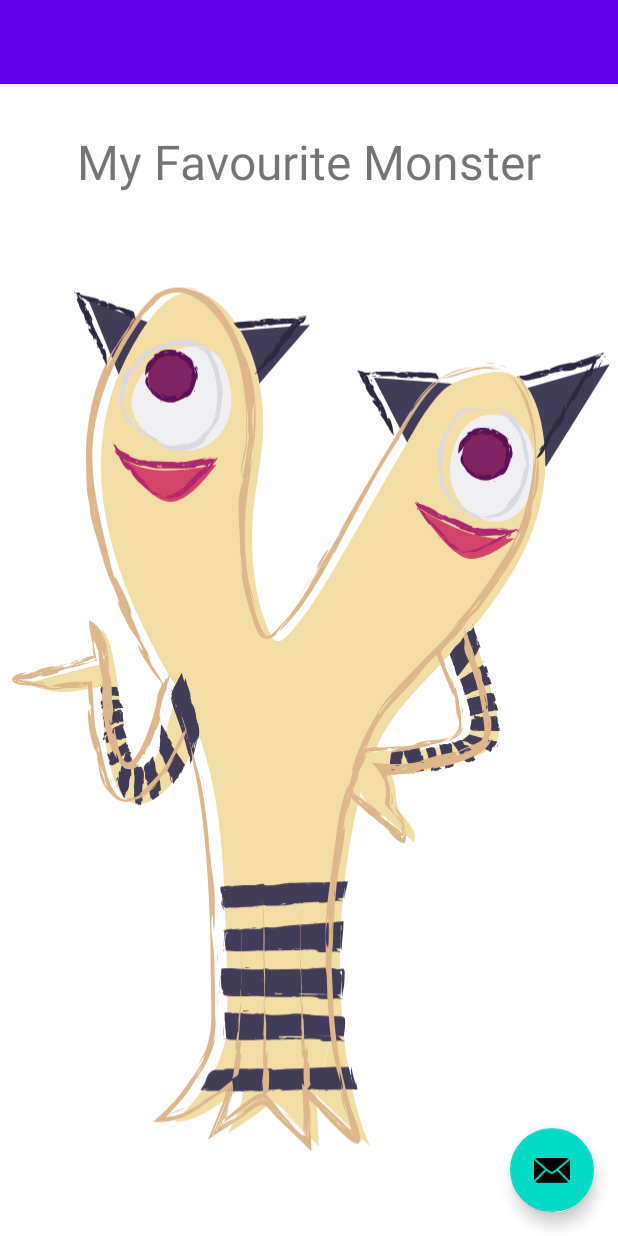
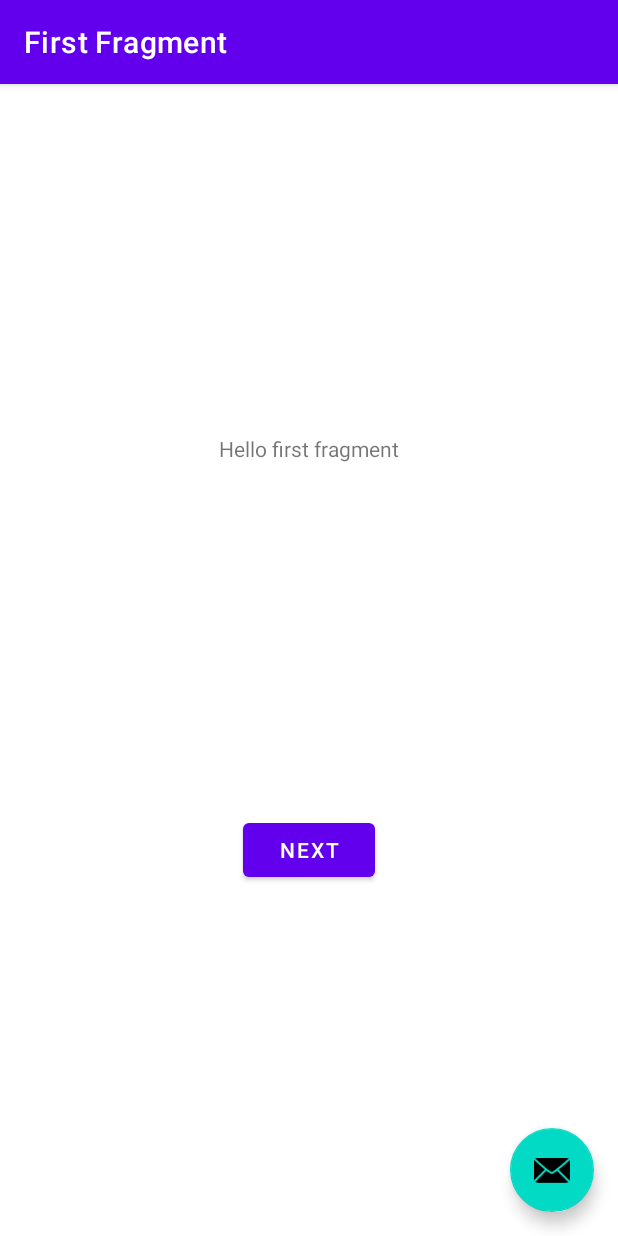
Before and after one commit to nasif-jaoadun/BasicAndroidApp, an Android app: the screen it shows after launch (MainActivity before the commit, MainActivity2 after it), on a phone screen of 412 x 824 dp. Run offline under Robolectric (Android 15) with nearby library versions, the phone set to English and light mode, and no system bars; our stand-ins replace navigation-ui.

Commit message:
basic navigation from one activity to another activity

```diff
--- a/app/build.gradle
+++ b/app/build.gradle
@@ -29,6 +29,9 @@ android {
     kotlinOptions {
         jvmTarget = '1.8'
     }
+    buildFeatures {
+        viewBinding true
+    }
 }
 
 dependencies {
@@ -37,6 +40,8 @@ dependencies {
     implementation 'androidx.appcompat:appcompat:1.6.1'
     implementation 'com.google.android.material:material:1.9.0'
     implementation 'androidx.constraintlayout:constraintlayout:2.1.4'
+    implementation 'androidx.navigation:navigation-fragment-ktx:2.5.3'
+    implementation 'androidx.navigation:navigation-ui-ktx:2.5.3'
     testImplementation 'junit:junit:4.13.2'
     androidTestImplementation 'androidx.test.ext:junit:1.1.5'
     androidTestImplementation 'androidx.test.espresso:espresso-core:3.5.1'
--- /dev/null
+++ b/app/src/main/java/com/codehabit/basicapp/FirstFragment.kt
@@ -0,0 +1,44 @@
+package com.codehabit.basicapp
+
+import android.os.Bundle
+import androidx.fragment.app.Fragment
+import android.view.LayoutInflater
+import android.view.View
+import android.view.ViewGroup
+import androidx.navigation.fragment.findNavController
+import com.codehabit.basicapp.databinding.FragmentFirstBinding
+
+/**
+ * A simple [Fragment] subclass as the default destination in the navigation.
+ */
+class FirstFragment : Fragment() {
+
+    private var _binding: FragmentFirstBinding? = null
+
+    // This property is only valid between onCreateView and
+    // onDestroyView.
+    private val binding get() = _binding!!
+
+    override fun onCreateView(
+        inflater: LayoutInflater, container: ViewGroup?,
+        savedInstanceState: Bundle?
+    ): View? {
+
+        _binding = FragmentFirstBinding.inflate(inflater, container, false)
+        return binding.root
+
+    }
+
+    override fun onViewCreated(view: View, savedInstanceState: Bundle?) {
+        super.onViewCreated(view, savedInstanceState)
+
+        binding.buttonFirst.setOnClickListener {
+            findNavController().navigate(R.id.action_FirstFragment_to_SecondFragment)
+        }
+    }
+
+    override fun onDestroyView() {
+        super.onDestroyView()
+        _binding = null
+    }
+}
--- /dev/null
+++ b/app/src/main/java/com/codehabit/basicapp/MainActivity2.kt
@@ -0,0 +1,41 @@
+package com.codehabit.basicapp
+
+import android.content.Intent
+import android.os.Bundle
+import com.google.android.material.snackbar.Snackbar
+import androidx.appcompat.app.AppCompatActivity
+import androidx.navigation.findNavController
+import androidx.navigation.ui.AppBarConfiguration
+import androidx.navigation.ui.navigateUp
+import androidx.navigation.ui.setupActionBarWithNavController
+import com.codehabit.basicapp.databinding.ActivityMain2Binding
+
+class MainActivity2 : AppCompatActivity() {
+
+    private lateinit var appBarConfiguration: AppBarConfiguration
+    private lateinit var binding: ActivityMain2Binding
+
+    override fun onCreate(savedInstanceState: Bundle?) {
+        super.onCreate(savedInstanceState)
+
+        binding = ActivityMain2Binding.inflate(layoutInflater)
+        setContentView(binding.root)
+
+        setSupportActionBar(binding.toolbar)
+
+        val navController = findNavController(R.id.nav_host_fragment_content_main2)
+        appBarConfiguration = AppBarConfiguration(navController.graph)
+        setupActionBarWithNavController(navController, appBarConfiguration)
+
+        binding.fab.setOnClickListener { view ->
+            val intent = Intent(this, MainActivity::class.java)
+            startActivity(intent)
+        }
+    }
+
+    override fun onSupportNavigateUp(): Boolean {
+        val navController = findNavController(R.id.nav_host_fragment_content_main2)
+        return navController.navigateUp(appBarConfiguration)
+                || super.onSupportNavigateUp()
+    }
+}
--- /dev/null
+++ b/app/src/main/res/layout/activity_main2.xml
@@ -0,0 +1,34 @@
+<?xml version="1.0" encoding="utf-8"?>
+<androidx.coordinatorlayout.widget.CoordinatorLayout xmlns:android="http://schemas.android.com/apk/res/android"
+    xmlns:app="http://schemas.android.com/apk/res-auto"
+    xmlns:tools="http://schemas.android.com/tools"
+    android:layout_width="match_parent"
+    android:layout_height="match_parent"
+    tools:context=".MainActivity2">
+
+    <com.google.android.material.appbar.AppBarLayout
+        android:layout_width="match_parent"
+        android:layout_height="wrap_content"
+        android:theme="@style/Theme.BasicApp.AppBarOverlay">
+
+        <androidx.appcompat.widget.Toolbar
+            android:id="@+id/toolbar"
+            android:layout_width="match_parent"
+            android:layout_height="?attr/actionBarSize"
+            android:background="?attr/colorPrimary"
+            app:popupTheme="@style/Theme.BasicApp.PopupOverlay" />
+
+    </com.google.android.material.appbar.AppBarLayout>
+
+    <com.google.android.material.floatingactionbutton.FloatingActionButton
+        android:id="@+id/fab"
+        android:layout_width="wrap_content"
+        android:layout_height="wrap_content"
+        android:layout_gravity="bottom|end"
+        android:layout_marginBottom="16dp"
+        android:layout_marginEnd="@dimen/fab_margin"
+        app:srcCompat="@android:drawable/ic_dialog_email" />
+
+    <include layout="@layout/content_main2" />
+
+</androidx.coordinatorlayout.widget.CoordinatorLayout>
--- /dev/null
+++ b/app/src/main/res/layout/content_main2.xml
@@ -0,0 +1,19 @@
+<?xml version="1.0" encoding="utf-8"?>
+<androidx.constraintlayout.widget.ConstraintLayout xmlns:android="http://schemas.android.com/apk/res/android"
+    xmlns:app="http://schemas.android.com/apk/res-auto"
+    android:layout_width="match_parent"
+    android:layout_height="match_parent"
+    app:layout_behavior="@string/appbar_scrolling_view_behavior">
+
+    <fragment
+        android:id="@+id/nav_host_fragment_content_main2"
+        android:name="androidx.navigation.fragment.NavHostFragment"
+        android:layout_width="0dp"
+        android:layout_height="0dp"
+        app:defaultNavHost="true"
+        app:layout_constraintBottom_toBottomOf="parent"
+        app:layout_constraintEnd_toEndOf="parent"
+        app:layout_constraintStart_toStartOf="parent"
+        app:layout_constraintTop_toTopOf="parent"
+        app:navGraph="@navigation/nav_graph" />
+</androidx.constraintlayout.widget.ConstraintLayout>
--- /dev/null
+++ b/app/src/main/res/layout/fragment_first.xml
@@ -0,0 +1,28 @@
+<?xml version="1.0" encoding="utf-8"?>
+<androidx.constraintlayout.widget.ConstraintLayout xmlns:android="http://schemas.android.com/apk/res/android"
+    xmlns:app="http://schemas.android.com/apk/res-auto"
+    xmlns:tools="http://schemas.android.com/tools"
+    android:layout_width="match_parent"
+    android:layout_height="match_parent"
+    tools:context=".FirstFragment">
+
+    <Button
+        android:id="@+id/button_first"
+        android:layout_width="wrap_content"
+        android:layout_height="wrap_content"
+        android:text="@string/next"
+        app:layout_constraintBottom_toBottomOf="parent"
+        app:layout_constraintEnd_toEndOf="parent"
+        app:layout_constraintStart_toStartOf="parent"
+        app:layout_constraintTop_toBottomOf="@id/textview_first" />
+
+    <TextView
+        android:id="@+id/textview_first"
+        android:layout_width="wrap_content"
+        android:layout_height="wrap_content"
+        android:text="@string/hello_first_fragment"
+        app:layout_constraintBottom_toTopOf="@id/button_first"
+        app:layout_constraintEnd_toEndOf="parent"
+        app:layout_constraintStart_toStartOf="parent"
+        app:layout_constraintTop_toTopOf="parent" />
+</androidx.constraintlayout.widget.ConstraintLayout>
--- /dev/null
+++ b/app/src/main/res/navigation/nav_graph.xml
@@ -0,0 +1,28 @@
+<?xml version="1.0" encoding="utf-8"?>
+<navigation xmlns:android="http://schemas.android.com/apk/res/android"
+    xmlns:app="http://schemas.android.com/apk/res-auto"
+    xmlns:tools="http://schemas.android.com/tools"
+    android:id="@+id/nav_graph"
+    app:startDestination="@id/FirstFragment">
+
+    <fragment
+        android:id="@+id/FirstFragment"
+        android:name="com.codehabit.basicapp.FirstFragment"
+        android:label="@string/first_fragment_label"
+        tools:layout="@layout/fragment_first">
+
+        <action
+            android:id="@+id/action_FirstFragment_to_SecondFragment"
+            app:destination="@id/SecondFragment" />
+    </fragment>
+    <fragment
+        android:id="@+id/SecondFragment"
+        android:name="com.codehabit.basicapp.SecondFragment"
+        android:label="@string/second_fragment_label"
+        tools:layout="@layout/fragment_second">
+
+        <action
+            android:id="@+id/action_SecondFragment_to_FirstFragment"
+            app:destination="@id/FirstFragment" />
+    </fragment>
+</navigation>
--- a/app/src/main/res/values/strings.xml
+++ b/app/src/main/res/values/strings.xml
@@ -1,3 +1,12 @@
 <resources>
     <string name="app_name">Basic App</string>
+    <string name="title_activity_main2">MainActivity2</string>
+    <!-- Strings used for fragments for navigation -->
+    <string name="first_fragment_label">First Fragment</string>
+    <string name="second_fragment_label">Second Fragment</string>
+    <string name="next">Next</string>
+    <string name="previous">Previous</string>
+
+    <string name="hello_first_fragment">Hello first fragment</string>
+    <string name="hello_second_fragment">Hello second fragment. Arg: %1$s</string>
 </resources>
```
Also changed, not shown: app/src/main/AndroidManifest.xml (+7 -1 lines), app/src/main/java/com/codehabit/basicapp/SecondFragment.kt (added, +44 -0 lines), app/src/main/res/layout/fragment_second.xml (added, +27 -0 lines).
